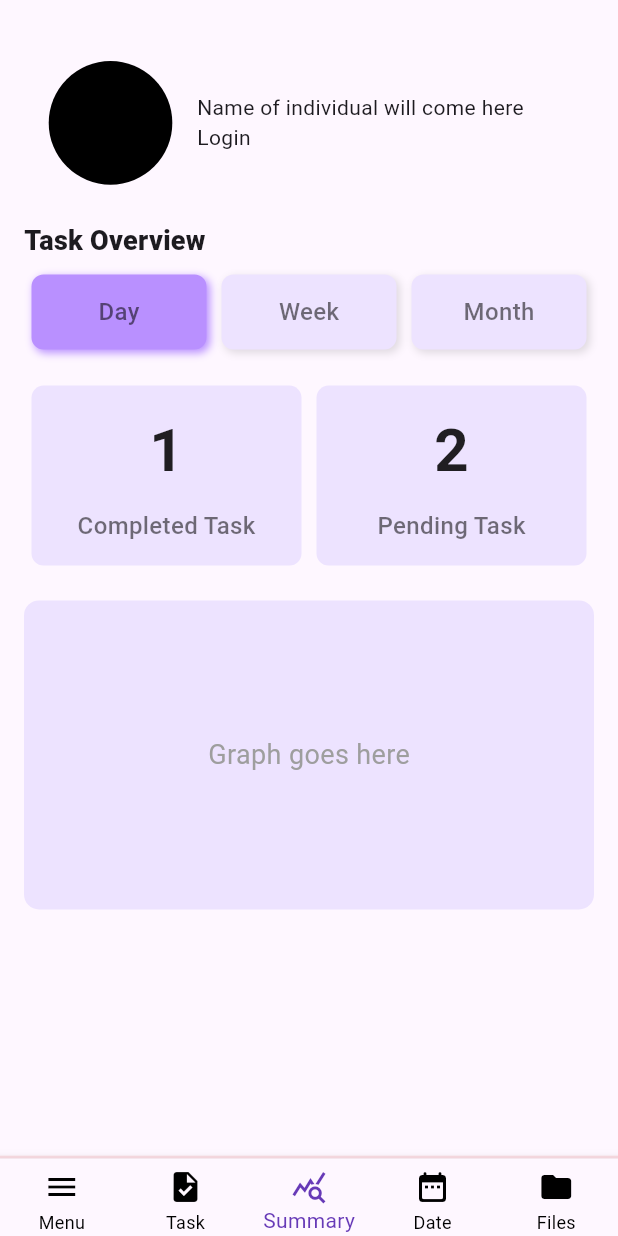
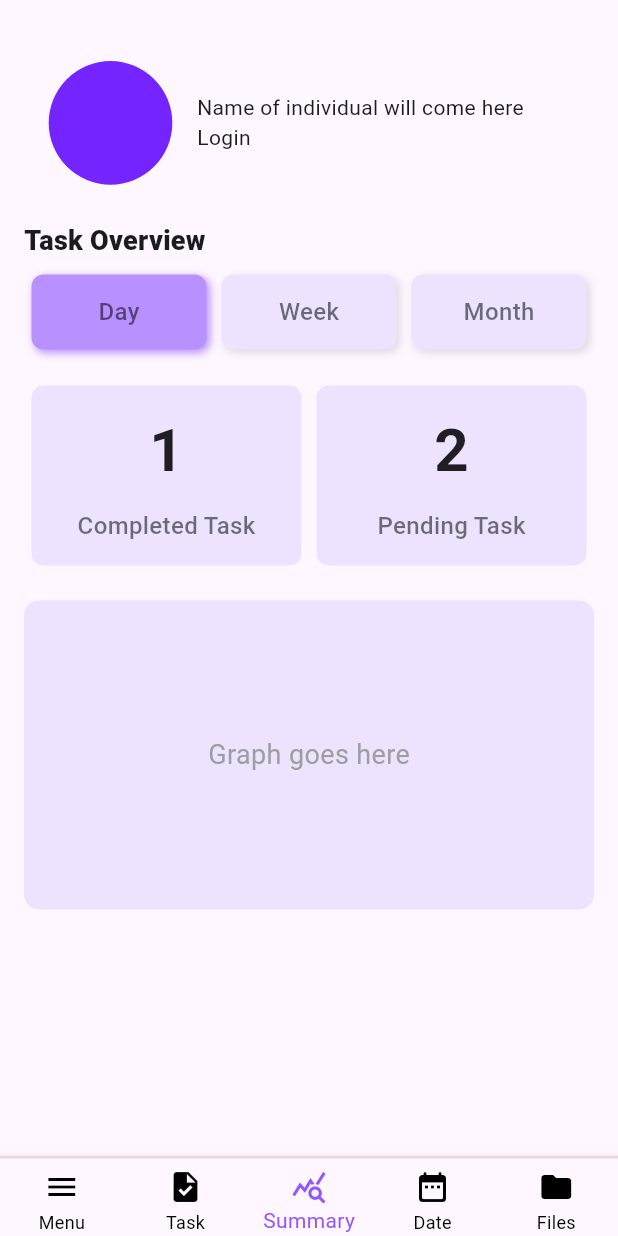
Before and after one commit to byteArrow18/App_Dev_001, a Flutter app: the screen it shows after launch, on a phone screen of 412 x 824 dp. Run offline on Flutter 3.47's test engine with Material 3 defaults, Android fonts, the phone set to English and light mode, and no system bars.

Commit message:
colour changed

```diff
--- a/lib/ShellPage.dart
+++ b/lib/ShellPage.dart
@@ -46,9 +46,8 @@ class _ShellPageState extends State<ShellPage> {
             )
           ),
           child: BottomNavigationBar(
-            // selectedItemColor: Colors.red,
             // selectedItemColor: Color.fromARGB(255, 2, 176, 89),
-            selectedItemColor: Colors.deepPurple,
+            selectedItemColor: const Color.fromARGB(255, 147, 85, 255),
             unselectedItemColor: Colors.black,
             showUnselectedLabels: true,
             // backgroundColor: Colors.amberAccent,
--- a/lib/summary/presentation/summary.dart
+++ b/lib/summary/presentation/summary.dart
@@ -52,7 +52,7 @@ class _HomePageState extends State<HomePage> {
                           CircleAvatar(
                             // radius: 50,
                             radius: widget.screenWidth * 0.1,
-                            backgroundColor: Colors.black,
+                            backgroundColor: const Color.fromARGB(255, 116, 36, 255),
                           ),
                           // SizedBox(width: 20,),
                           SizedBox(width: widget.screenWidth * 0.04,),
```
